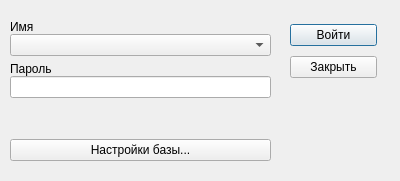
First picture: the form in authorisewindow.ui, repository qks1/erk, before the edit.
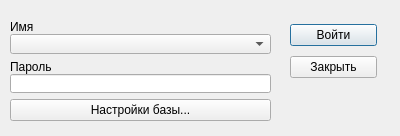
Second picture: the form after the edit.

```diff
--- a/authorisewindow.ui
+++ b/authorisewindow.ui
@@ -7,7 +7,7 @@
     <x>0</x>
     <y>0</y>
     <width>400</width>
-    <height>181</height>
+    <height>136</height>
    </rect>
   </property>
   <property name="windowTitle">
@@ -45,7 +45,7 @@
      <x>10</x>
      <y>20</y>
      <width>261</width>
-     <height>141</height>
+     <height>101</height>
     </rect>
    </property>
    <layout class="QVBoxLayout" name="verticalLayout">
@@ -94,19 +94,6 @@
       </item>
      </layout>
     </item>
-    <item>
-     <spacer name="left_spacer">
-      <property name="orientation">
-       <enum>Qt::Vertical</enum>
-      </property>
-      <property name="sizeHint" stdset="0">
-       <size>
-        <width>20</width>
-        <height>10</height>
-       </size>
-      </property>
-     </spacer>
-    </item>
     <item>
      <widget class="QPushButton" name="settings_button">
       <property name="text">
```
